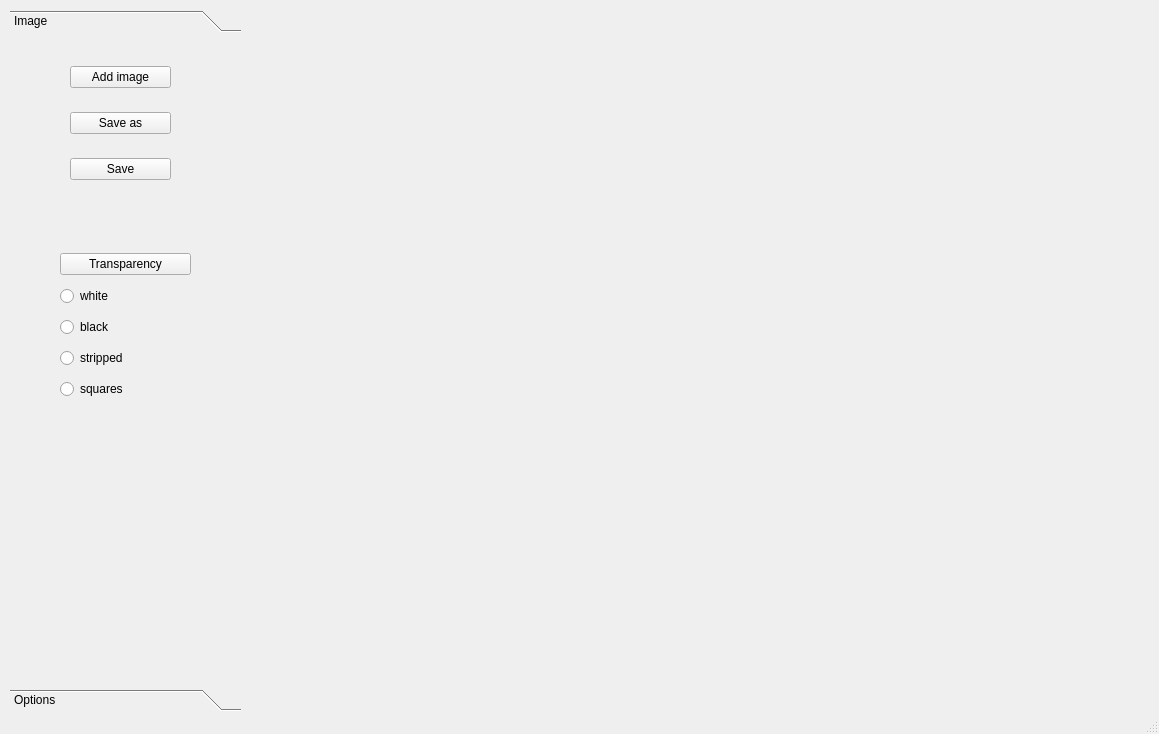
Above: mainwindow.ui from HelenaMaslowska/Paintroom before the change. Below: the same form after it.
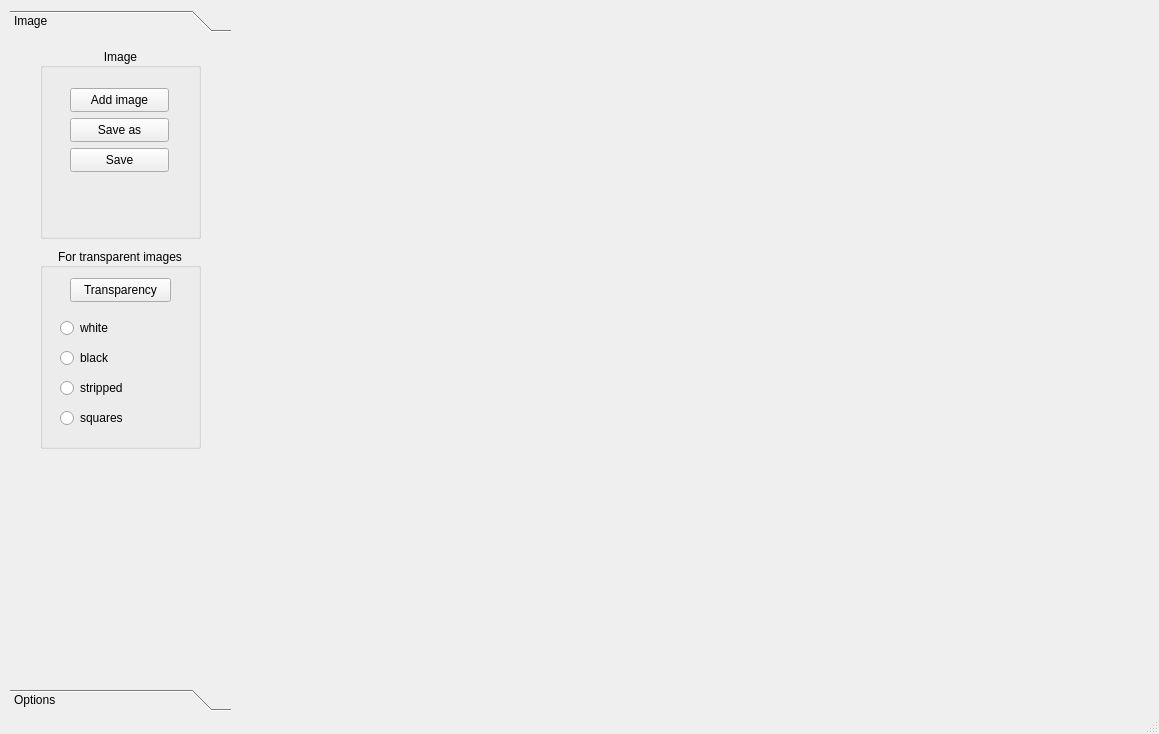
That is the form after the change. The open tabs and pages were chosen to show the change.

Patch:
```diff
--- a/mainwindow.ui
+++ b/mainwindow.ui
@@ -19,7 +19,7 @@
      <rect>
       <x>10</x>
       <y>10</y>
-      <width>231</width>
+      <width>221</width>
       <height>701</height>
      </rect>
     </property>
@@ -34,98 +34,154 @@
          <rect>
           <x>0</x>
           <y>0</y>
-          <width>229</width>
+          <width>219</width>
           <height>639</height>
          </rect>
         </property>
         <attribute name="label">
          <string>Image</string>
         </attribute>
-        <widget class="QWidget" name="verticalLayoutWidget">
+        <widget class="QGroupBox" name="groupBox_3">
          <property name="geometry">
           <rect>
-           <x>60</x>
-           <y>10</y>
-           <width>101</width>
-           <height>151</height>
-          </rect>
-         </property>
-         <layout class="QVBoxLayout" name="image_layout">
-          <item>
-           <widget class="QPushButton" name="add_img_btn">
-            <property name="text">
-             <string>Add image</string>
-            </property>
-           </widget>
-          </item>
-          <item>
-           <widget class="QPushButton" name="save_as_btn">
-            <property name="text">
-             <string>Save as</string>
-            </property>
-           </widget>
-          </item>
-          <item>
-           <widget class="QPushButton" name="save_btn">
-            <property name="text">
-             <string>Save</string>
-            </property>
-           </widget>
-          </item>
-         </layout>
-        </widget>
-        <widget class="QWidget" name="verticalLayoutWidget_5">
-         <property name="geometry">
-          <rect>
-           <x>50</x>
+           <x>30</x>
            <y>210</y>
-           <width>131</width>
-           <height>159</height>
+           <width>161</width>
+           <height>201</height>
           </rect>
          </property>
-         <layout class="QVBoxLayout" name="verticalLayout">
-          <item>
-           <widget class="QPushButton" name="pushButton">
-            <property name="text">
-             <string>Transparency</string>
-            </property>
-            <property name="checkable">
-             <bool>true</bool>
-            </property>
-            <property name="checked">
-             <bool>false</bool>
-            </property>
-           </widget>
-          </item>
-          <item>
-           <widget class="QRadioButton" name="white_radiobtn">
-            <property name="text">
-             <string>white</string>
-            </property>
-           </widget>
-          </item>
-          <item>
-           <widget class="QRadioButton" name="black_radiobtn">
-            <property name="text">
-             <string>black</string>
-            </property>
-           </widget>
-          </item>
-          <item>
-           <widget class="QRadioButton" name="stripped_radiobtn">
-            <property name="text">
-             <string>stripped</string>
-            </property>
-           </widget>
-          </item>
-          <item>
-           <widget class="QRadioButton" name="squares_radiobtn">
-            <property name="text">
-             <string>squares</string>
-            </property>
-           </widget>
-          </item>
-         </layout>
+         <property name="title">
+          <string>For transparent images</string>
+         </property>
+         <property name="alignment">
+          <set>Qt::AlignCenter</set>
+         </property>
+         <widget class="QPushButton" name="pushButton">
+          <property name="geometry">
+           <rect>
+            <x>30</x>
+            <y>30</y>
+            <width>101</width>
+            <height>24</height>
+           </rect>
+          </property>
+          <property name="text">
+           <string>Transparency</string>
+          </property>
+          <property name="checkable">
+           <bool>true</bool>
+          </property>
+          <property name="checked">
+           <bool>false</bool>
+          </property>
+         </widget>
+         <widget class="QRadioButton" name="squares_radiobtn">
+          <property name="geometry">
+           <rect>
+            <x>20</x>
+            <y>160</y>
+            <width>129</width>
+            <height>20</height>
+           </rect>
+          </property>
+          <property name="text">
+           <string>squares</string>
+          </property>
+         </widget>
+         <widget class="QRadioButton" name="stripped_radiobtn">
+          <property name="geometry">
+           <rect>
+            <x>20</x>
+            <y>130</y>
+            <width>129</width>
+            <height>20</height>
+           </rect>
+          </property>
+          <property name="text">
+           <string>stripped</string>
+          </property>
+         </widget>
+         <widget class="QRadioButton" name="white_radiobtn">
+          <property name="geometry">
+           <rect>
+            <x>20</x>
+            <y>70</y>
+            <width>129</width>
+            <height>20</height>
+           </rect>
+          </property>
+          <property name="text">
+           <string>white</string>
+          </property>
+         </widget>
+         <widget class="QRadioButton" name="black_radiobtn">
+          <property name="geometry">
+           <rect>
+            <x>20</x>
+            <y>100</y>
+            <width>129</width>
+            <height>20</height>
+           </rect>
+          </property>
+          <property name="text">
+           <string>black</string>
+          </property>
+         </widget>
+        </widget>
+        <widget class="QGroupBox" name="image_groupbox">
+         <property name="geometry">
+          <rect>
+           <x>30</x>
+           <y>10</y>
+           <width>161</width>
+           <height>191</height>
+          </rect>
+         </property>
+         <property name="title">
+          <string>Image</string>
+         </property>
+         <property name="alignment">
+          <set>Qt::AlignCenter</set>
+         </property>
+         <widget class="QPushButton" name="add_img_btn">
+          <property name="geometry">
+           <rect>
+            <x>30</x>
+            <y>40</y>
+            <width>99</width>
+            <height>24</height>
+           </rect>
+          </property>
+          <property name="text">
+           <string>Add image</string>
+          </property>
+         </widget>
+         <widget class="QPushButton" name="save_as_btn">
+          <property name="geometry">
+           <rect>
+            <x>30</x>
+            <y>70</y>
+            <width>99</width>
+            <height>24</height>
+           </rect>
+          </property>
+          <property name="text">
+           <string>Save as</string>
+          </property>
+         </widget>
+         <widget class="QPushButton" name="save_btn">
+          <property name="geometry">
+           <rect>
+            <x>30</x>
+            <y>100</y>
+            <width>99</width>
+            <height>24</height>
+           </rect>
+          </property>
+          <property name="text">
+           <string>Save</string>
+          </property>
+         </widget>
         </widget>
        </widget>
        <widget class="QWidget" name="page_2">
@@ -453,9 +509,9 @@
    <widget class="QLabel" name="image_shower">
     <property name="geometry">
      <rect>
-      <x>252</x>
+      <x>241</x>
       <y>10</y>
-      <width>900</width>
+      <width>911</width>
       <height>700</height>
      </rect>
     </property>
@@ -463,6 +519,17 @@
      <string/>
     </property>
    </widget>
+   <widget class="QWidget" name="verticalLayoutWidget_5">
+    <property name="geometry">
+     <rect>
+      <x>730</x>
+      <y>360</y>
+      <width>131</width>
+      <height>171</height>
+     </rect>
+    </property>
+    <layout class="QVBoxLayout" name="verticalLayout"/>
+   </widget>
   </widget>
   <widget class="QStatusBar" name="statusbar"/>
  </widget>
```
Left out of the diff: 142 changed lines with no effect on the pictures.
